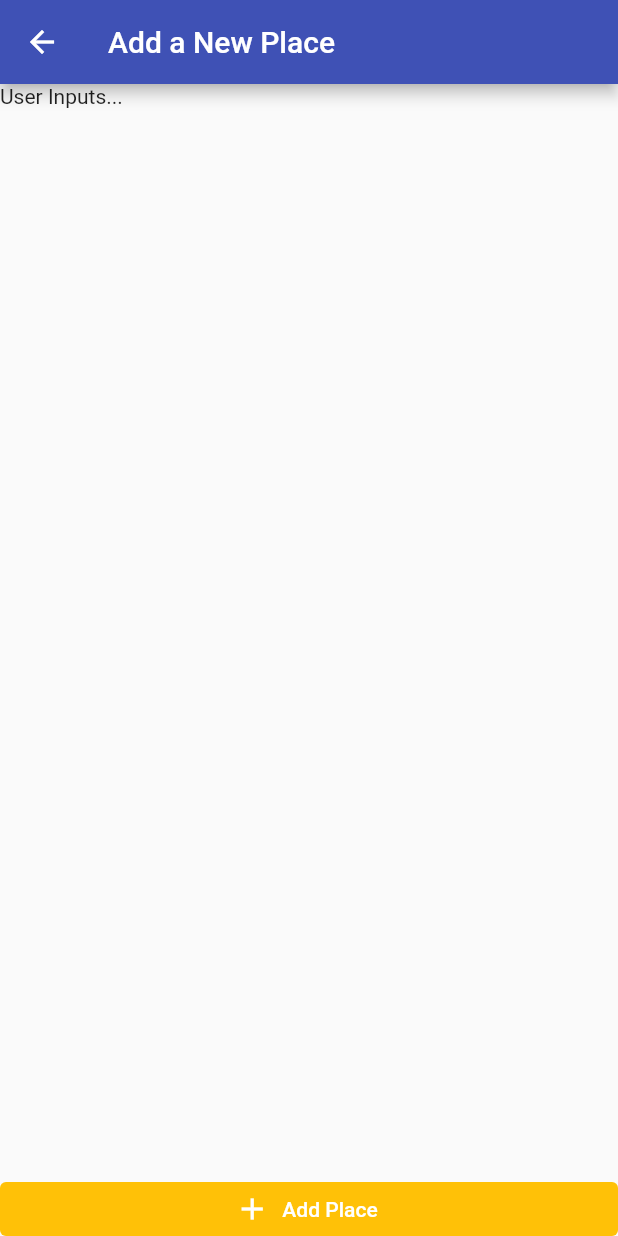
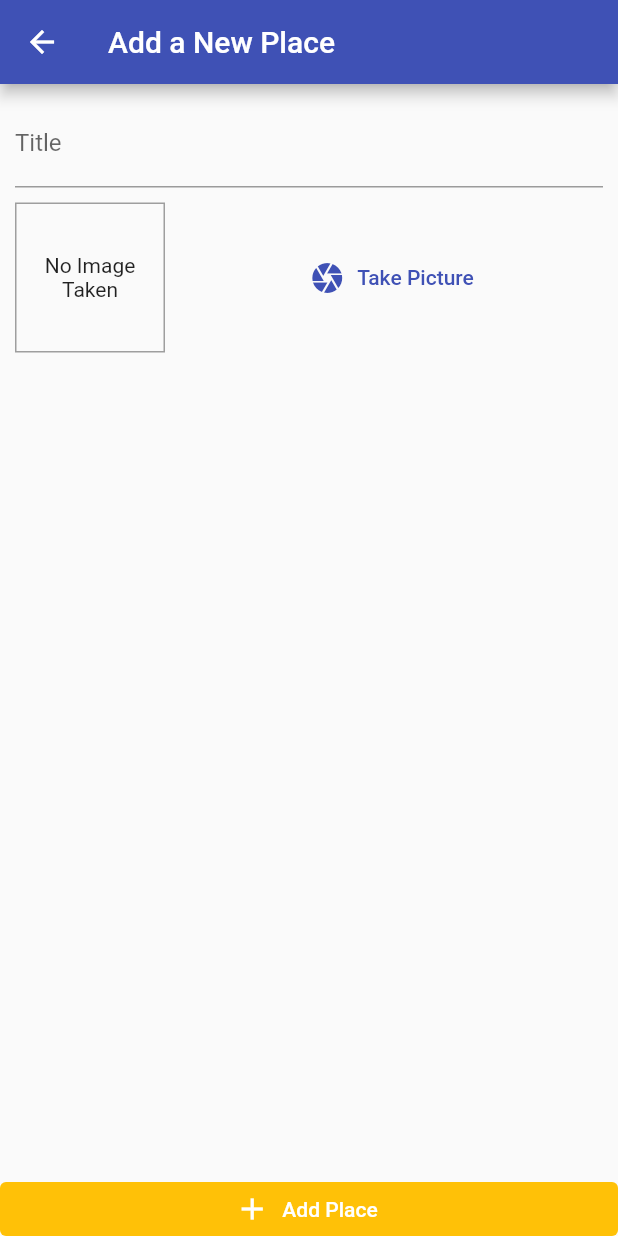
Before and after one commit to necessitudo/GreatPlaceApp, a Flutter app: the AddPlaceScreen screen opened by its route, on a phone screen of 412 x 824 dp. Run offline on Flutter 3.47's test engine with Material 2 defaults, Android fonts, the phone set to English and light mode, and no system bars.

Commit message:
add place blank

```diff
--- a/lib/screens/add_place_screen.dart
+++ b/lib/screens/add_place_screen.dart
@@ -1,4 +1,5 @@
 import 'package:flutter/material.dart';
+import '../widgets/image_input.dart';
 
 class AddPlaceScreen extends StatefulWidget {
   static const routeName = '/add-place';
@@ -7,6 +8,7 @@
 }
 
 class _AddPlaceScreenState extends State<AddPlaceScreen> {
+  final _titleController = TextEditingController();
   @override
   Widget build(BuildContext context) {
     return Scaffold(
@@ -17,7 +19,25 @@
         mainAxisAlignment: MainAxisAlignment.spaceBetween,
         crossAxisAlignment: CrossAxisAlignment.stretch,
         children: [
-          Text('User Inputs...'),
+          Expanded(
+            child: SingleChildScrollView(
+              child: Padding(
+                padding: EdgeInsets.all(10),
+                child: Column(
+                  children: [
+                    TextField(
+                      decoration: InputDecoration(labelText: 'Title'),
+                      controller: _titleController,
+                    ),
+                    SizedBox(
+                      height: 10,
+                    ),
+                    ImageInput()
+                  ],
+                ),
+              ),
+            ),
+          ),
           ElevatedButton.icon(
               onPressed: () {},
               icon: Icon(Icons.add),
--- /dev/null
+++ b/lib/widgets/image_input.dart
@@ -0,0 +1,43 @@
+import 'package:flutter/material.dart';
+import 'dart:io';
+
+class ImageInput extends StatefulWidget {
+  @override
+  _ImageInputState createState() => _ImageInputState();
+}
+
+class _ImageInputState extends State<ImageInput> {
+  File _storedImage;
+
+  @override
+  Widget build(BuildContext context) {
+    return Row(
+      children: [
+        Container(
+          width: 100,
+          height: 100,
+          decoration:
+              BoxDecoration(border: Border.all(width: 1, color: Colors.grey)),
+          child: _storedImage != null
+              ? Image.file(
+                  _storedImage,
+                  fit: BoxFit.cover,
+                  width: double.infinity,
+                )
+              : Text('No Image Taken', textAlign: TextAlign.center),
+          alignment: Alignment.center,
+        ),
+        SizedBox(
+          width: 10,
+        ),
+        Expanded(
+            child: TextButton.icon(
+          onPressed: () {},
+          icon: Icon(Icons.camera),
+          label: Text('Take Picture'),
+          style: TextButton.styleFrom(primary: Theme.of(context).primaryColor),
+        ))
+      ],
+    );
+  }
+}
```
